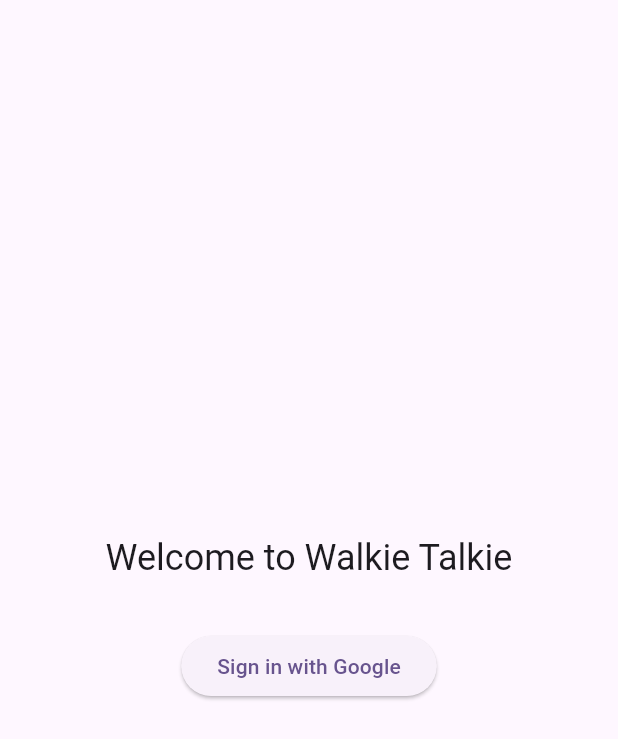
After one commit to HealthyMindTech/walkie-talkie, a Flutter app: the screen it shows after launch, after a tap on the "logout" icon, after a tap on "Sign in with Google", on a phone screen of 412 x 824 dp. The commit adds this screen. Shown: the top 739 px of the screen. Run offline on Flutter 3.47's test engine with Material 2 defaults, Android fonts, the phone set to English and light mode, and no system bars; our stand-ins replace supabase_flutter; accounts and stored records are empty; network calls fail.

Commit message:
Add login to flutter app

```diff
--- /dev/null
+++ b/flutter/lib/config.dart
@@ -0,0 +1,13 @@
+class AppConfig {
+  static const String loginRedirect = String.fromEnvironment(
+    'LOGIN_REDIRECT',
+    defaultValue: 'io.supabase.flutter://login-callback/',
+  );
+
+  static const String supabaseUrl = String.fromEnvironment("SUPABASE_URL",
+      defaultValue: 'https://rwlnvnijfocuqumwkgmv.supabase.co');
+  static const String supabaseAnonkey = String.fromEnvironment(
+      "SUPABASE_ANON_KEY",
+      defaultValue:
+          'eyJhbGciOiJIUzI1NiIsInR5cCI6IkpXVCJ9.eyJpc3MiOiJzdXBhYmFzZSIsInJlZiI6InJ3bG52bmlqZm9jdXF1bXdrZ212Iiwicm9sZSI6ImFub24iLCJpYXQiOjE2OTk2MzE1NTMsImV4cCI6MjAxNTIwNzU1M30._D39c2b4uPFIMvPTwRADc9lQQLEBr9G-gx_pq8Zh1AY');
+}
--- /dev/null
+++ b/flutter/lib/login_screen.dart
@@ -0,0 +1,48 @@
+import 'package:supabase_flutter/supabase_flutter.dart';
+import 'package:flutter/material.dart';
+
+import 'config.dart';
+
+class LoginPage extends StatelessWidget {
+  const LoginPage({super.key});
+
+  void signIn() async {
+    await Supabase.instance.client.auth.signInWithOAuth(Provider.google,
+        redirectTo: AppConfig.loginRedirect,
+        authScreenLaunchMode: LaunchMode.platformDefault);
+  }
+
+  @override
+  Widget build(BuildContext context) {
+    return Scaffold(
+      body: Padding(
+        padding: const EdgeInsets.all(16.0),
+        child: Column(
+          mainAxisAlignment: MainAxisAlignment.center,
+          crossAxisAlignment: CrossAxisAlignment.stretch,
+          children: [
+            const Spacer(),
+            Text(
+              'Welcome to Walkie Talkie',
+              style: Theme.of(context).textTheme.headlineSmall,
+              textAlign: TextAlign.center,
+            ),
+            const SizedBox(height: 32.0),
+            SizedBox(
+              width: 250.0,
+              child: Center(
+                child: ElevatedButton(
+                  onPressed: () {
+                    signIn();
+                  },
+                  child: const Text("Sign in with Google"),
+                ),
+              ),
+            ),
+            const Spacer(),
+          ],
+        ),
+      ),
+    );
+  }
+}
--- a/flutter/lib/main.dart
+++ b/flutter/lib/main.dart
@@ -1,7 +1,24 @@
 import 'package:flutter/material.dart';
+import 'package:supabase_flutter/supabase_flutter.dart';
+
+import 'config.dart';
+import 'login_screen.dart';
 
 void main() {
+  Supabase.initialize(
+      url: AppConfig.supabaseUrl, anonKey: AppConfig.supabaseAnonkey);
+
   runApp(const MyApp());
+}
+
+Widget ensureLoggedIn({required Widget child}) {
+  return Builder(builder: (BuildContext context) {
+    if (Supabase.instance.client.auth.currentUser == null) {
+      return const LoginPage();
+    } else {
+      return child;
+    }
+  });
 }
 
 class MyApp extends StatelessWidget {
@@ -11,42 +28,19 @@
   @override
   Widget build(BuildContext context) {
     return MaterialApp(
-      title: 'Flutter Demo',
+      title: 'Walkie Talkie',
+      debugShowCheckedModeBanner: false,
       theme: ThemeData(
-        // This is the theme of your application.
-        //
-        // TRY THIS: Try running your application with "flutter run". You'll see
-        // the application has a blue toolbar. Then, without quitting the app,
-        // try changing the seedColor in the colorScheme below to Colors.green
-        // and then invoke "hot reload" (save your changes or press the "hot
-        // reload" button in a Flutter-supported IDE, or press "r" if you used
-        // the command line to start the app).
-        //
-        // Notice that the counter didn't reset back to zero; the application
-        // state is not lost during the reload. To reset the state, use hot
-        // restart instead.
-        //
-        // This works for code too, not just values: Most code changes can be
-        // tested with just a hot reload.
         colorScheme: ColorScheme.fromSeed(seedColor: Colors.deepPurple),
         useMaterial3: true,
       ),
-      home: const MyHomePage(title: 'Flutter Demo Home Page'),
+      home: const MyHomePage(title: 'Walkie Talkie'),
     );
   }
 }
 
 class MyHomePage extends StatefulWidget {
   const MyHomePage({super.key, required this.title});
-
-  // This widget is the home page of your application. It is stateful, meaning
-  // that it has a State object (defined below) that contains fields that affect
-  // how it looks.
-
-  // This class is the configuration for the state. It holds the values (in this
-  // case the title) provided by the parent (in this case the App widget) and
-  // used by the build method of the State. Fields in a Widget subclass are
-  // always marked "final".
 
   final String title;
 
@@ -55,70 +49,38 @@
 }
 
 class _MyHomePageState extends State<MyHomePage> {
-  int _counter = 0;
-
-  void _incrementCounter() {
-    setState(() {
-      // This call to setState tells the Flutter framework that something has
-      // changed in this State, which causes it to rerun the build method below
-      // so that the display can reflect the updated values. If we changed
-      // _counter without calling setState(), then the build method would not be
-      // called again, and so nothing would appear to happen.
-      _counter++;
-    });
-  }
-
   @override
   Widget build(BuildContext context) {
-    // This method is rerun every time setState is called, for instance as done
-    // by the _incrementCounter method above.
-    //
-    // The Flutter framework has been optimized to make rerunning build methods
-    // fast, so that you can just rebuild anything that needs updating rather
-    // than having to individually change instances of widgets.
     return Scaffold(
       appBar: AppBar(
-        // TRY THIS: Try changing the color here to a specific color (to
-        // Colors.amber, perhaps?) and trigger a hot reload to see the AppBar
-        // change color while the other colors stay the same.
         backgroundColor: Theme.of(context).colorScheme.inversePrimary,
-        // Here we take the value from the MyHomePage object that was created by
-        // the App.build method, and use it to set our appbar title.
         title: Text(widget.title),
+        actions: [
+          IconButton(
+            icon: const Icon(Icons.logout),
+            onPressed: () async {
+              await Supabase.instance.client.auth.signOut();
+              Navigator.of(context).pushReplacement(
+                MaterialPageRoute(builder: (context) => const LoginPage()),
+              );
+            },
+          ),
+        ],
       ),
-      body: Center(
-        // Center is a layout widget. It takes a single child and positions it
-        // in the middle of the parent.
+      body: const Center(
         child: Column(
-          // Column is also a layout widget. It takes a list of children and
-          // arranges them vertically. By default, it sizes itself to fit its
-          // children horizontally, and tries to be as tall as its parent.
-          //
-          // Column has various properties to control how it sizes itself and
-          // how it positions its children. Here we use mainAxisAlignment to
-          // center the children vertically; the main axis here is the vertical
-          // axis because Columns are vertical (the cross axis would be
-          // horizontal).
-          //
-          // TRY THIS: Invoke "debug painting" (choose the "Toggle Debug Paint"
-          // action in the IDE, or press "p" in the console), to see the
-          // wireframe for each widget.
           mainAxisAlignment: MainAxisAlignment.center,
           children: <Widget>[
-            const Text(
-              'You have pushed the button this many times:',
-            ),
             Text(
-              '$_counter',
-              style: Theme.of(context).textTheme.headlineMedium,
+              'Welcome back!',
             ),
           ],
         ),
       ),
       floatingActionButton: FloatingActionButton(
-        onPressed: _incrementCounter,
-        tooltip: 'Increment',
-        child: const Icon(Icons.add),
+        onPressed: () => {},
+        tooltip: 'Start walking',
+        child: const Icon(Icons.play_arrow),
       ), // This trailing comma makes auto-formatting nicer for build methods.
     );
   }
--- a/flutter/pubspec.yaml
+++ b/flutter/pubspec.yaml
@@ -35,6 +35,9 @@
   # The following adds the Cupertino Icons font to your application.
   # Use with the CupertinoIcons class for iOS style icons.
   cupertino_icons: ^1.0.2
+
+  supabase_flutter: ^1.4.0
+  url_launcher: ^6.1.8
 
 dev_dependencies:
   flutter_test:
```
Also changed, not shown: flutter/pubspec.lock, 14 other files.
